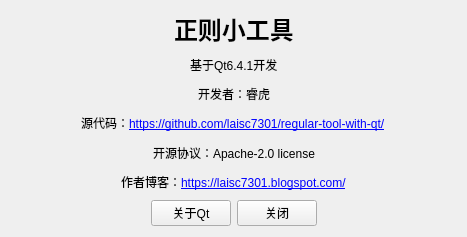
The window that about.ui (laisc7301/regular-tool) describes before a commit, drawn with Qt 5.
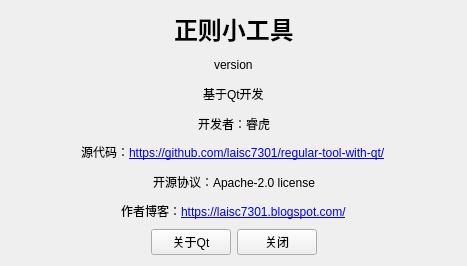
The same window after the commit.

Diff of the .ui file:
```diff
--- a/about.ui
+++ b/about.ui
@@ -7,7 +7,7 @@
     <x>0</x>
     <y>0</y>
     <width>467</width>
-    <height>237</height>
+    <height>266</height>
    </rect>
   </property>
   <property name="windowTitle">
@@ -58,6 +58,43 @@
      </item>
     </layout>
    </item>
+   <item>
+    <layout class="QHBoxLayout" name="horizontalLayout_8">
+     <item>
+      <spacer name="horizontalSpacer_11">
+       <property name="orientation">
+        <enum>Qt::Horizontal</enum>
+       </property>
+       <property name="sizeHint" stdset="0">
+        <size>
+         <width>40</width>
+         <height>20</height>
+        </size>
+       </property>
+      </spacer>
+     </item>
+     <item>
+      <widget class="QLabel" name="label_7">
+       <property name="text">
+        <string>version</string>
+       </property>
+      </widget>
+     </item>
+     <item>
+      <spacer name="horizontalSpacer_12">
+       <property name="orientation">
+        <enum>Qt::Horizontal</enum>
+       </property>
+       <property name="sizeHint" stdset="0">
+        <size>
+         <width>40</width>
+         <height>20</height>
+        </size>
+       </property>
+      </spacer>
+     </item>
+    </layout>
+   </item>
    <item>
     <layout class="QHBoxLayout" name="horizontalLayout_2">
      <item>
@@ -76,7 +113,7 @@
      <item>
       <widget class="QLabel" name="label_2">
        <property name="text">
-        <string>基于Qt6.4.1开发</string>
+        <string>基于Qt开发</string>
        </property>
       </widget>
      </item>
```
